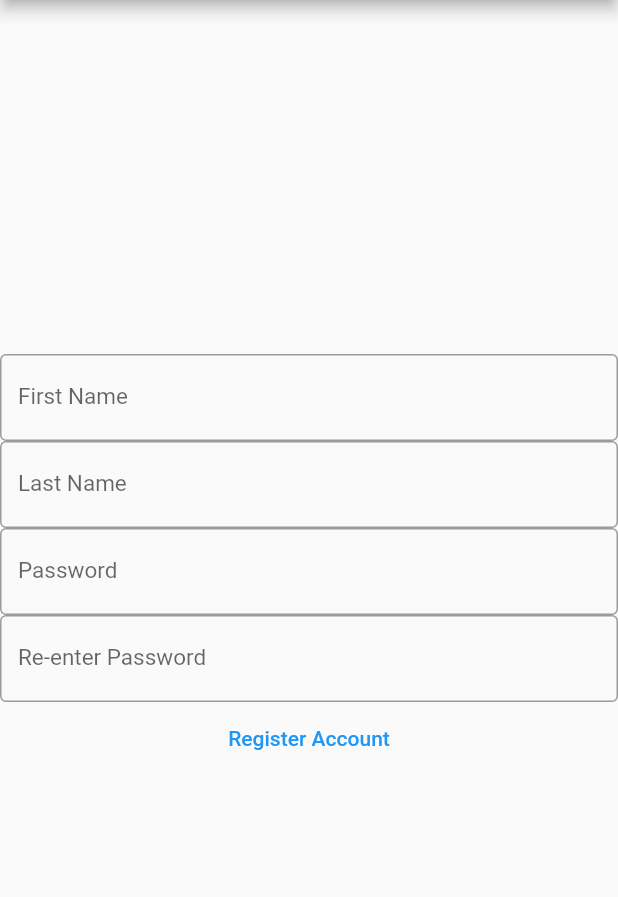
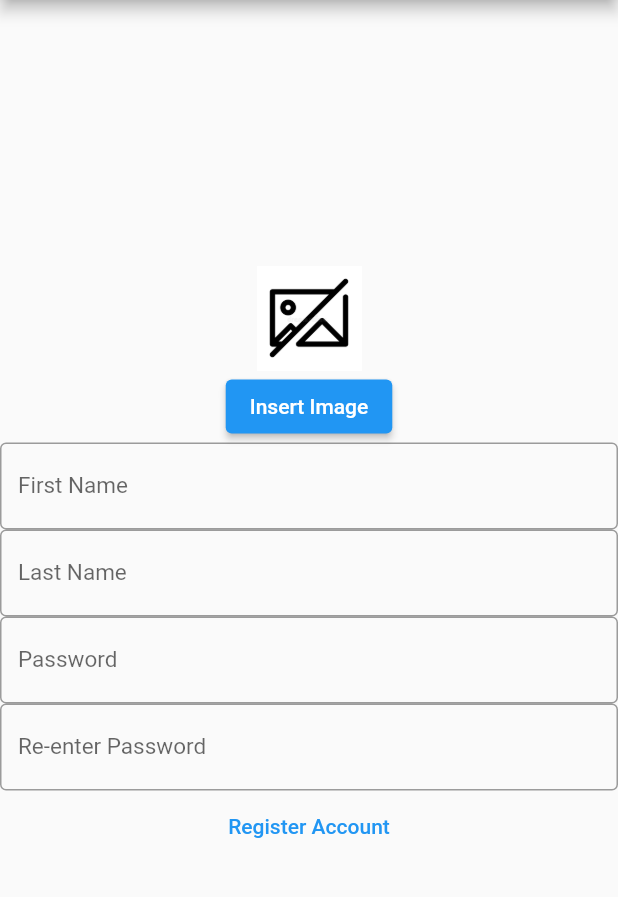
Before and after one commit to a-mufasa/FaceGate, a Flutter app: the FormView screen opened directly, on a phone screen of 412 x 824 dp, the part 84-981 px from its top. Run offline on Flutter 3.47's test engine with Material 2 defaults, Android fonts, the light colour scheme and no system bars; our stand-ins replace cloud_firestore, firebase_core, firebase_storage, image_picker; accounts and stored records are empty.

Commit message:
form_view now displays an image that the user chooses

```diff
--- a/lib/form_view.dart
+++ b/lib/form_view.dart
@@ -4,6 +4,8 @@ import 'package:face_gate/resources/auth_methods.dart';
 import 'package:face_gate/utils/utils.dart';
 import 'package:flutter/material.dart';
 import 'package:image_picker/image_picker.dart';
+import 'scan_page_view.dart';
+import 'dart:convert';
 
 class FormView extends StatelessWidget {
   const FormView({super.key});
@@ -15,7 +17,7 @@ class FormView extends StatelessWidget {
           title: const Text('Facegate'),
         ),
         body: const Center(
-          child: RegistrationForm(),
+          child: SingleChildScrollView(child: RegistrationForm()),
         ));
   }
 }
@@ -43,6 +45,7 @@ class _RegistrationFormState extends State<RegistrationForm> {
   var password = "";
   var verifyPassword = "";
   var validForm = false;
+  bool pictureChosen = false;
   var errorLabel = "";
   Uint8List? image;
 
@@ -52,7 +55,7 @@ class _RegistrationFormState extends State<RegistrationForm> {
     if (lastName == '') return Errors.nullLastName;
     if (password == '') return Errors.nullPassword;
     if (password == '') return Errors.nullVerifyPassword;
-    if (image == null) return Errors.nullPhoto;
+    // if (image == null) return Errors.nullPhoto;
     if (password != passwordVerification) return Errors.passwordDoNotMatch;
 
     return Errors.noErrors;
@@ -62,8 +65,21 @@ class _RegistrationFormState extends State<RegistrationForm> {
     Uint8List _image = await pickImage(ImageSource.gallery);
     setState(() {
       image = _image;
+      pictureChosen = true;
     });
     return "";
+  }
+
+  Widget _displayImage(Uint8List? bytes) {
+    if (bytes == null) {
+      return Image.asset(
+        'assets/no_image.jpg',
+        width: 120,
+        height: 70,
+      );
+    }
+
+    return Image.memory(bytes, width: 1000, height: 300);
   }
 
   @override
@@ -72,6 +88,12 @@ class _RegistrationFormState extends State<RegistrationForm> {
       mainAxisAlignment: MainAxisAlignment.center,
       crossAxisAlignment: CrossAxisAlignment.center,
       children: [
+        _displayImage(image),
+        ElevatedButton(
+            onPressed: () {
+              selectImage();
+            },
+            child: const Text("Insert Image")),
         TextField(
             onChanged: ((value) async {
               firstName = value;
@@ -125,6 +147,10 @@ class _RegistrationFormState extends State<RegistrationForm> {
                 errorLabel = 'Please ensure that your passwords match!';
               }
 
+              if (errorMessage == Errors.nullPhoto) {
+                errorLabel = 'Please ensure that you have selected a photo!';
+              }
+
               if (errorMessage == Errors.noErrors) {
                 //apicall to store info to db,
 
@@ -133,8 +159,8 @@ class _RegistrationFormState extends State<RegistrationForm> {
 
                 // AuthMethods().signUpUser(user: user);
 
-                final newRoute =
-                    MaterialPageRoute(builder: (context) => const FormView());
+                final newRoute = MaterialPageRoute(
+                    builder: (context) => ScanPageView(firstName, lastName));
                 Navigator.push(context, newRoute);
               } else {
                 await showDialog<void>(
```
Also changed, not shown: lib/scan_page_view.dart (added, +53 -0 lines), assets/no_image.jpg (added), assets/wifi_symbol.png (added).
